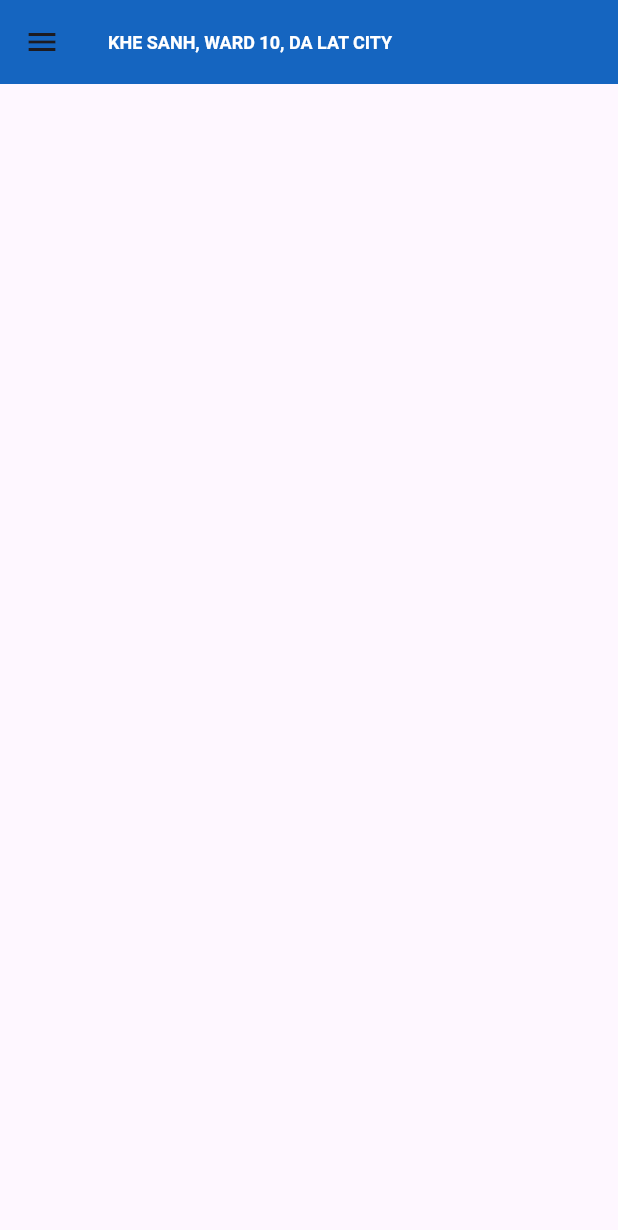
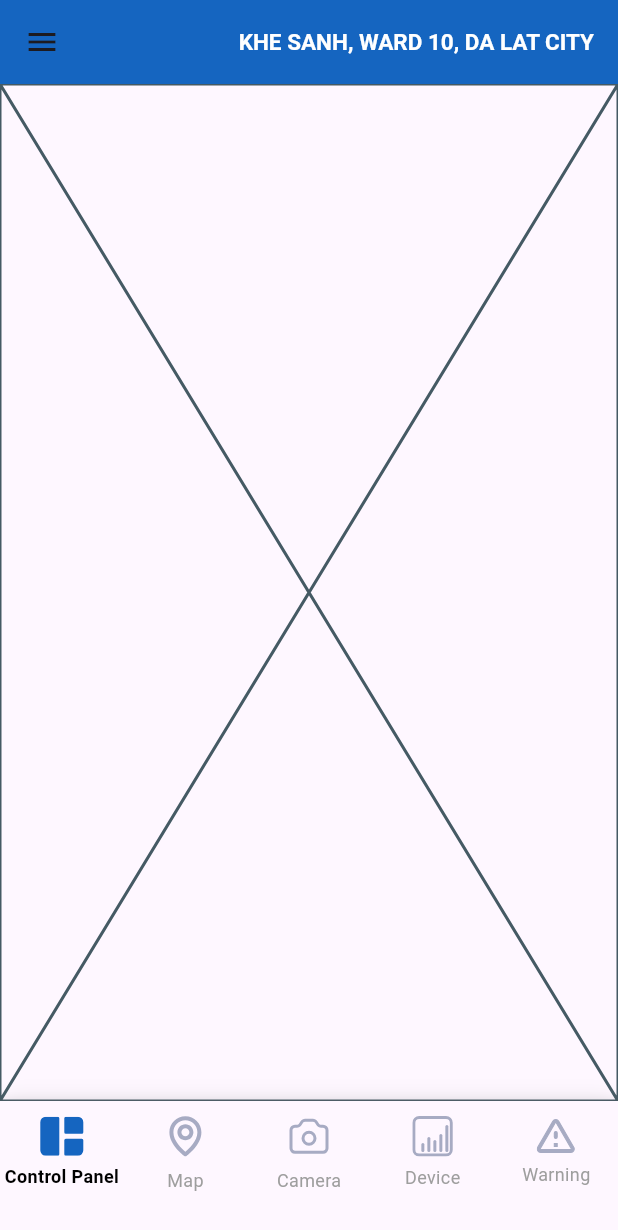
Before and after one commit to Leqdung1/ageo_app, a Flutter app: the HomeScreen screen opened directly, in the side drawer, after a tap on "Home", on a phone screen of 412 x 824 dp. Shown: the top 1230 px of the screen. Run offline on Flutter 3.47's test engine with Material 3 defaults, Android fonts, the phone set to English and light mode, and no system bars; our stand-ins replace dio, flutter_secure_storage, flutter_svg, retry; accounts and stored records are empty.

Commit message:
add menu side bar and bottom bar

```diff
--- a/lib/components/app_bar.dart
+++ b/lib/components/menu_side_bar.dart
@@ -33,38 +33,38 @@ Widget buildHeader(BuildContext context) => Container(
         ),
       ),
       padding: EdgeInsets.only(
-        top: MediaQuery.sizeOf(context).height * 0.15,
+        top: MediaQuery.of(context).size.height * 0.15,
       ),
-      child: Center(
-        child: Image.asset('assets/images/logo.png'),
-      ),
+      child: Column(mainAxisAlignment: MainAxisAlignment.center, children: [
+        Image.asset('assets/images/logo.png'),
+      ]),
     );
 
 Widget buidMenuItems(BuildContext context) => Container(
       padding: EdgeInsets.only(
-        top: 30,
+        top: 20,
         left: 15,
       ),
       child: Wrap(
-        runSpacing: 10,
+        runSpacing: 5,
         children: [
           ListTile(
               leading: SvgPicture.asset('assets/icons/home_icon.svg'),
               title: const Text(
                 'Home',
                 style: TextStyle(
-                    fontSize: 12,
+                    fontSize: 15,
                     color: Colors.black,
                     fontWeight: FontWeight.w500),
               ),
               onTap: () => Navigator.push(context,
                   MaterialPageRoute(builder: (context) => HomeScreen()))),
           ListTile(
-              leading: SvgPicture.asset('assets/icons/notification.svg'),
+              leading: SvgPicture.asset('assets/icons/notifi.svg'),
               title: const Text(
                 'Notifications',
                 style: TextStyle(
-                    fontSize: 12,
+                    fontSize: 15,
                     color: Colors.black,
                     fontWeight: FontWeight.w500),
               ),
@@ -74,7 +74,7 @@ Widget buidMenuItems(BuildContext context) => Container(
               title: const Text(
                 'Menu',
                 style: TextStyle(
-                    fontSize: 12,
+                    fontSize: 15,
                     color: Colors.black,
                     fontWeight: FontWeight.w500),
               ),
@@ -84,17 +84,17 @@ Widget buidMenuItems(BuildContext context) => Container(
           ),
           const Padding(
             padding: EdgeInsets.only(right: 20, left: 5),
-            child: const Divider(
+            child: Divider(
               color: Colors.grey,
               thickness: 1,
-                          ),
+            ),
           ),
           ListTile(
               leading: SvgPicture.asset('assets/icons/tai_khoan.svg'),
               title: const Text(
                 'Account',
                 style: TextStyle(
-                    fontSize: 12,
+                    fontSize: 15,
                     color: Colors.black,
                     fontWeight: FontWeight.w500),
               ),
--- /dev/null
+++ b/lib/screens/camera.dart
@@ -0,0 +1,15 @@
+import 'package:flutter/material.dart';
+
+class CameraScreen extends StatefulWidget {
+  const CameraScreen({super.key});
+
+  @override
+  State<CameraScreen> createState() => _CameraScreenState();
+}
+
+class _CameraScreenState extends State<CameraScreen> {
+  @override
+  Widget build(BuildContext context) {
+    return const Placeholder();
+  }
+}
--- /dev/null
+++ b/lib/screens/control_panel.dart
@@ -0,0 +1,10 @@
+import 'package:flutter/material.dart';
+
+class ControlPanelScreen extends StatelessWidget {
+  const ControlPanelScreen({super.key});
+
+  @override
+  Widget build(BuildContext context) {
+    return const Placeholder();
+  }
+}
--- /dev/null
+++ b/lib/screens/device.dart
@@ -0,0 +1,10 @@
+import 'package:flutter/material.dart';
+
+class DeviceScreen extends StatelessWidget {
+  const DeviceScreen({super.key});
+
+  @override
+  Widget build(BuildContext context) {
+    return const Placeholder();
+  }
+}
--- a/lib/screens/home.dart
+++ b/lib/screens/home.dart
@@ -1,30 +1,193 @@
-import 'package:ageo_app/components/app_bar.dart';
+import 'package:ageo_app/components/menu_side_bar.dart';
+import 'package:ageo_app/screens/camera.dart';
+import 'package:ageo_app/screens/control_panel.dart';
+import 'package:ageo_app/screens/device.dart';
+import 'package:ageo_app/screens/map.dart';
+import 'package:ageo_app/screens/warn.dart';
 import 'package:flutter/material.dart';
 import 'package:flutter_svg/flutter_svg.dart';
 
-class HomeScreen extends StatelessWidget {
+class HomeScreen extends StatefulWidget {
   const HomeScreen({super.key});
+
+  @override
+  State<HomeScreen> createState() => _HomeScreenState();
+}
+
+class _HomeScreenState extends State<HomeScreen> {
+  int currentPageIndex = 0;
+
+  void _onItemTapped(int index) {
+    setState(() {
+      currentPageIndex = index;
+    });
+  }
 
   @override
   Widget build(BuildContext context) {
     return Scaffold(
       appBar: AppBar(
-        backgroundColor: Color.fromRGBO(21, 101, 192, 1),
-        // leading: IconButton(
-        //   icon: Icon(
-        //     Icons.menu,
-        //     color: Colors.white,
-        //     size: 35,
-        //   ),
-        //   onPressed: () {},
-        // ),
-        title: Text(
-          'KHE SANH, WARD 10, DA LAT CITY',
-          style: TextStyle(
-              fontSize: 12, color: Colors.white, fontWeight: FontWeight.bold),
+        backgroundColor: const Color.fromRGBO(21, 101, 192, 1),
+        title: const Align(
+          alignment: Alignment.centerRight,
+          child: Text(
+            'KHE SANH, WARD 10, DA LAT CITY',
+            style: TextStyle(
+                fontSize: 15, color: Colors.white, fontWeight: FontWeight.bold),
+          ),
         ),
       ),
-      drawer: NavigatorDrawer(),
+      drawer: const NavigatorDrawer(),
+      body: IndexedStack(
+        index: currentPageIndex,
+        children: const [
+          ControlPanelScreen(),
+          MapScreen(),
+          CameraScreen(),
+          DeviceScreen(),
+          WarningScreen(),
+        ],
+      ),
+      bottomNavigationBar: Container(
+        height: 90,
+        decoration: BoxDecoration(
+          borderRadius: const BorderRadius.only(
+            topLeft: Radius.circular(12),
+            topRight: Radius.circular(12),
+          ),
+          boxShadow: [
+            BoxShadow(
+              color: Colors.grey.withOpacity(0.16),
+              offset: const Offset(0, -3),
+              blurRadius: 10,
+            )
+          ],
+        ),
+        child: BottomNavigationBar(
+          currentIndex: currentPageIndex,
+          onTap: _onItemTapped,
+          selectedItemColor: const Color.fromRGBO(21, 101, 192, 1),
+          unselectedItemColor: Colors.grey,
+          items: [
+            BottomNavigationBarItem(
+              icon: Column(
+                children: [
+                  SvgPicture.asset(
+                    currentPageIndex == 0
+                        ? 'assets/icons/control_panel_fill.svg'
+                        : 'assets/icons/control_panel.svg',
+                  ),
+                  const SizedBox(height: 5),
+                  Text(
+                    'Control Panel',
+                    style: TextStyle(
+                      fontSize: 12,
+                      fontWeight: currentPageIndex == 0
+                          ? FontWeight.bold
+                          : FontWeight.normal,
+                      color: currentPageIndex == 0 ? Colors.black : Colors.grey,
+                    ),
+                  ),
+                ],
+              ),
+              label: '',
+            ),
+            BottomNavigationBarItem(
+              icon: Column(
+                children: [
+                  SvgPicture.asset(
+                    currentPageIndex == 1
+                        ? 'assets/icons/map_fill.svg'
+                        : 'assets/icons/map.svg',
+                  ),
+                  const SizedBox(height: 5),
+                  Text(
+                    'Map',
+                    style: TextStyle(
+                      fontSize: 12,
+                      fontWeight: currentPageIndex == 1
+                          ? FontWeight.bold
+                          : FontWeight.normal,
+                      color: currentPageIndex == 1 ? Colors.black : Colors.grey,
+                    ),
+                  ),
+                ],
+              ),
+              label: '',
+            ),
+            BottomNavigationBarItem(
+              icon: Column(
+                children: [
+                  SvgPicture.asset(
+                    currentPageIndex == 2
+                        ? 'assets/icons/Camera_fill.svg'
+                        : 'assets/icons/Camera.svg',
+                  ),
+                  const SizedBox(height: 5),
+                  Text(
+                    'Camera',
+                    style: TextStyle(
+                      fontSize: 12,
+                      fontWeight: currentPageIndex == 2
+                          ? FontWeight.bold
+                          : FontWeight.normal,
+                      color: currentPageIndex == 2 ? Colors.black : Colors.grey,
+                    ),
+                  ),
+                ],
+              ),
+              label: '',
+            ),
+            BottomNavigationBarItem(
+              icon: Column(
+                children: [
+                  SvgPicture.asset(
+                    currentPageIndex == 3
+                        ? 'assets/icons/thiet_bi_fill.svg'
+                        : 'assets/icons/thiet_bi.svg',
+                  ),
+                  const SizedBox(height: 5),
+                  Text(
+                    'Device',
+                    style: TextStyle(
+                      fontSize: 12,
+                      fontWeight: currentPageIndex == 3
+                          ? FontWeight.bold
+                          : FontWeight.normal,
+                      color: currentPageIndex == 3 ? Colors.black : Colors.grey,
+                    ),
+                  ),
+                ],
+              ),
+              label: '',
+            ),
+            BottomNavigationBarItem(
+              icon: Column(
+                children: [
+                  SvgPicture.asset(
+                    currentPageIndex == 4
+                        ? 'assets/icons/waring_fill.svg'
+                        : 'assets/icons/warning.svg',
+                  ),
+                  const SizedBox(height: 5),
+                  Text(
+                    'Warning',
+                    style: TextStyle(
+                      fontSize: 12,
+                      fontWeight: currentPageIndex == 4
+                          ? FontWeight.bold
+                          : FontWeight.normal,
+                      color: currentPageIndex == 4 ? Colors.black : Colors.grey,
+                    ),
+                  ),
+                ],
+              ),
+              label: '',
+            ),
+          ],
+          type: BottomNavigationBarType.fixed,
+        ),
+      ),
     );
   }
 }
--- a/lib/screens/login.dart
+++ b/lib/screens/login.dart
@@ -148,7 +148,7 @@ class _LoginScreenState extends State<LoginScreen> {
                 Row(
                   mainAxisAlignment: MainAxisAlignment.start,
                   children: [
-                    SvgPicture.asset("assets/icons/logo.svg"),
+                    Image.asset('assets/images/logo.png'),
                   ],
                 ),
                 Form(
--- /dev/null
+++ b/lib/screens/map.dart
@@ -0,0 +1,10 @@
+import 'package:flutter/material.dart';
+
+class MapScreen extends StatelessWidget {
+  const MapScreen({super.key});
+
+  @override
+  Widget build(BuildContext context) {
+    return const Placeholder();
+  }
+}
--- /dev/null
+++ b/lib/screens/warn.dart
@@ -0,0 +1,10 @@
+import 'package:flutter/material.dart';
+
+class WarningScreen extends StatelessWidget {
+  const WarningScreen({super.key});
+
+  @override
+  Widget build(BuildContext context) {
+    return const Placeholder();
+  }
+}
--- a/pubspec.yaml
+++ b/pubspec.yaml
@@ -32,4 +32,5 @@ flutter:
 
   assets:
     - assets/images/
+    - assets/images/logo.png
     - assets/icons/
```
Also changed, not shown: assets/icons/control_panel.svg (added), assets/icons/map.svg, assets/icons/map_fill.svg, assets/icons/notifi.svg (renamed from assets/icons/notification.svg).
